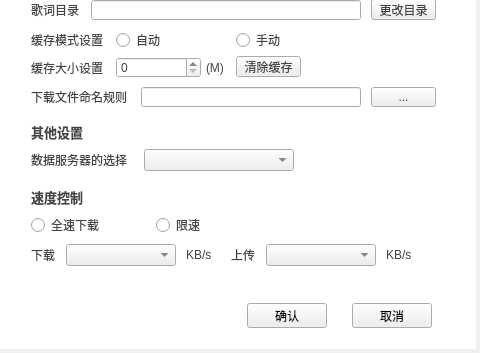
Above: TTKModule/TTKWidget/musicUiKits/musicWidgetKits/musicsettingwidget.ui from Greedysky/TTKMusicPlayer before the change; both pictures show x 138 to 618 and y 117 to 470 of the 618 by 470 pixel window. Below: the same form after it.
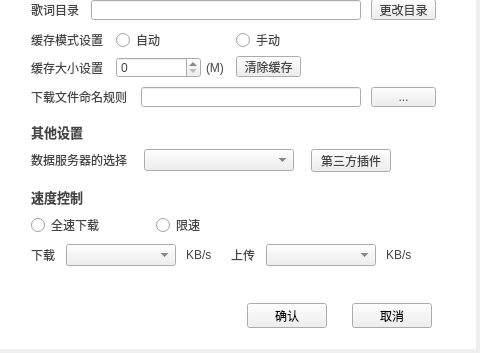
That is the form after the change. The open tabs and pages were chosen to show the change. Icons and pictures are not drawn. Custom widgets are drawn as their Qt base class.

Commit message: refactor: Optimize thirdparty music plugin[902544]

```diff
--- a/TTKModule/TTKWidget/musicUiKits/musicWidgetKits/musicsettingwidget.ui
+++ b/TTKModule/TTKWidget/musicUiKits/musicWidgetKits/musicsettingwidget.ui
@@ -1035,6 +1035,19 @@
       <string>...</string>
      </property>
     </widget>
+    <widget class="QPushButton" name="downloadServerPluginButton">
+     <property name="geometry">
+      <rect>
+       <x>305</x>
+       <y>227</y>
+       <width>80</width>
+       <height>23</height>
+      </rect>
+     </property>
+     <property name="text">
+      <string>第三方插件</string>
+     </property>
+    </widget>
    </widget>
    <widget class="QWidget" name="four">
     <widget class="TTKThemeLineLabel" name="rippleVersionWidget">
```
The commit also changes 18 other files.
